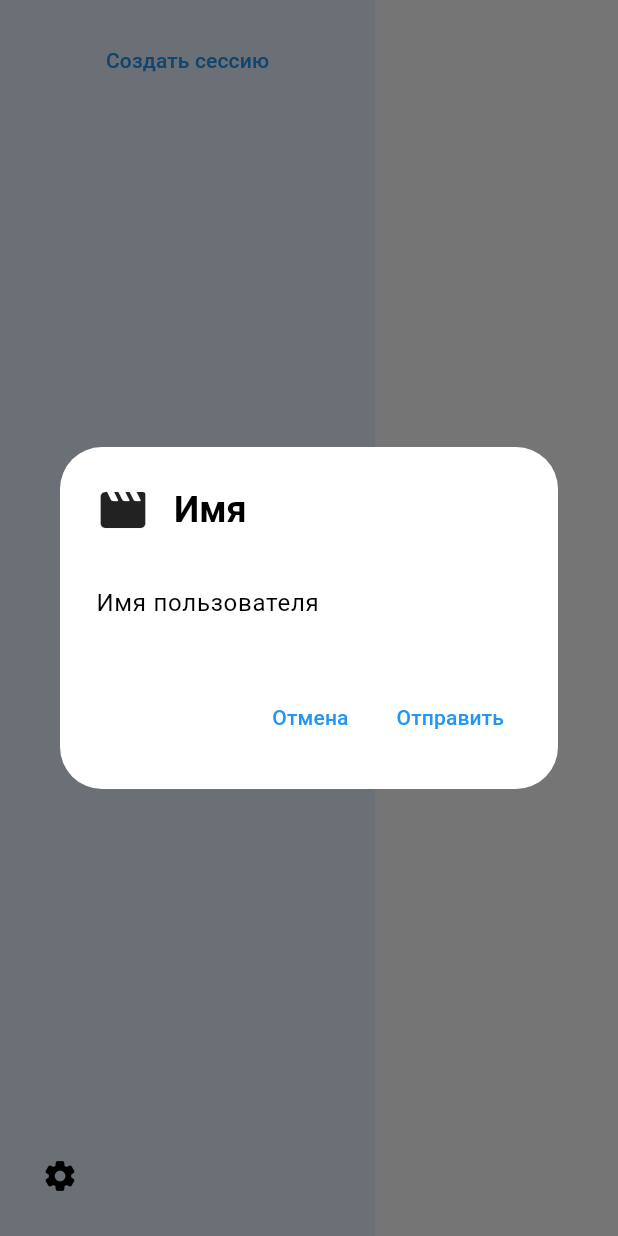
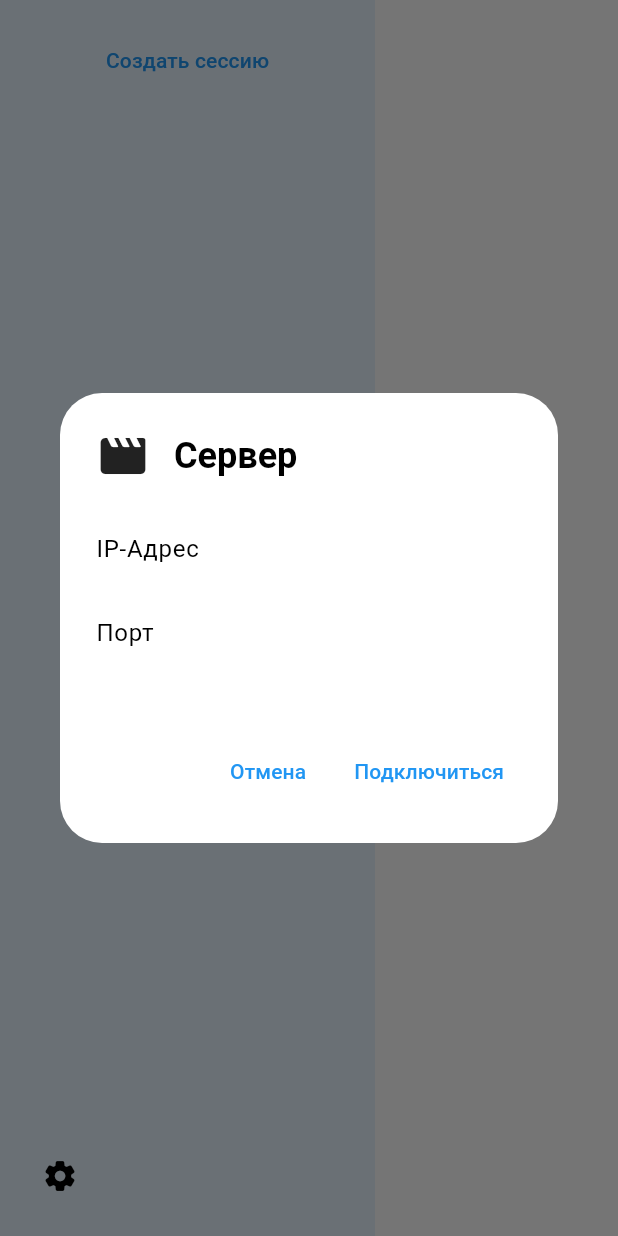
Before and after one commit to DenisBlur/movie_viewer_client, a Flutter app: the SideActionPanel widget shown alone on an empty page, opened directly with empty values, after a tap on the "settings" icon, on a phone screen of 412 x 824 dp. Run offline on Flutter 3.47's test engine with Material 2 defaults, Android fonts, the phone set to English and light mode, and no system bars; drawn by our look-alikes of dynamic_color; our stand-ins replace shared_preferences, socket_io_client, transparent_image; missing offline and left inert: dart_vlc, flutter_hls_parser, window_manager, youtube_explode_dart; accounts and stored records are empty; network calls fail.

Commit message:
Some update

```diff
--- a/lib/main.dart
+++ b/lib/main.dart
@@ -74,7 +74,7 @@ class MyApp extends StatelessWidget {
                 useMaterial3: true,
                 platform: TargetPlatform.iOS,
               ),
-              home: MainScreen(),
+              home: const MainScreen(),
             );
           },
         );
--- a/lib/model/socket/socket_provider.dart
+++ b/lib/model/socket/socket_provider.dart
@@ -56,7 +56,7 @@ class SocketProvider extends ChangeNotifier {
   }
 
   ///Сокет
-  late Socket socket;
+  Socket? socket;
 
   ///Плеер
   final player = Player(id: 13150);
@@ -154,43 +154,48 @@ class SocketProvider extends ChangeNotifier {
     notifyListeners();
   }
 
-  bool connectToServer() {
+  bool connectToServer({String? ip = "95.105.56.9", String? port = "3000"}) {
+
+    if(socket != null && socket!.connected) {
+      socket!.dispose();
+    }
+
     try {
-      socket = io("http://95.105.56.9:3000", <String, dynamic>{
+      socket = io("http://$ip:$port", <String, dynamic>{
         'transports': ['websocket'],
         'autoConnect': false,
       });
-      socket.connect();
+
+      socket!.connect();
 
       ///Пользователи
-      socket.on('user_create', userHandlers!.handleUserCreate);
-      socket.on("user_change_username", userHandlers!.handleUserChangeUsername);
-      socket.on(
+      socket!.on('user_create', userHandlers!.handleUserCreate);
+      socket!.on("user_change_username", userHandlers!.handleUserChangeUsername);
+      socket!.on(
         "user_get_movie_link",
         (data) {},
       );
 
       ///Сессия
-      socket.on("session_user_connect", sessionHandlers!.handleSessionUserConnect);
-      socket.on("session_user_disconnect", sessionHandlers!.handleSessionUserDisconnect);
-      socket.on("session_update", sessionHandlers!.handleSessionUpdate);
-      socket.on("session_set_movie", sessionHandlers!.handleSessionSetMovie);
-      socket.on("session_sync_time", sessionHandlers!.handleSessionSyncTime);
-      socket.on("session_action", sessionHandlers!.handleSessionAction);
-      socket.on("session_change_owner", sessionHandlers!.handleSessionChangeOwner);
-      socket.on("session_duration_action", sessionHandlers!.handleSessionDurationAction);
+      socket!.on("session_user_connect", sessionHandlers!.handleSessionUserConnect);
+      socket!.on("session_user_disconnect", sessionHandlers!.handleSessionUserDisconnect);
+      socket!.on("session_update", sessionHandlers!.handleSessionUpdate);
+      socket!.on("session_set_movie", sessionHandlers!.handleSessionSetMovie);
+      socket!.on("session_sync_time", sessionHandlers!.handleSessionSyncTime);
+      socket!.on("session_action", sessionHandlers!.handleSessionAction);
+      socket!.on("session_change_owner", sessionHandlers!.handleSessionChangeOwner);
+      socket!.on("session_duration_action", sessionHandlers!.handleSessionDurationAction);
 
       ///Тестовые
-      socket.on("socket_data", handleSocketData);
-      socket.on('fromServer', (_) => print(_));
+      socket!.on("socket_data", handleSocketData);
+      socket!.on('fromServer', (_) => print(_));
     } catch (e) {
       if (kDebugMode) {
         print(e.toString());
       }
     }
-
     createUser();
-    return socket.connected;
+    return socket!.connected;
   }
 
   updateView() {
@@ -212,7 +217,7 @@ class SocketProvider extends ChangeNotifier {
 
     if (currentUser != null) {
       List<dynamic> data = [currentUser, session];
-      socket.emit("session_connect", jsonEncode(data));
+      socket!.emit("session_connect", jsonEncode(data));
     }
   }
 
@@ -220,7 +225,7 @@ class SocketProvider extends ChangeNotifier {
     setFullscreen(false);
     if (currentSession != null) {
       List<dynamic> data = [currentUser, currentSession];
-      socket.emit("session_disconnect", jsonEncode(data));
+      socket!.emit("session_disconnect", jsonEncode(data));
     }
   }
 
@@ -228,7 +233,7 @@ class SocketProvider extends ChangeNotifier {
   void changeUsername(String value) {
     ///если есть сохраненное имя, то подгружаем его
     SaveData().saveUsername(value);
-    socket.emit(
+    socket!.emit(
       "user_change_username",
       value,
     );
@@ -240,7 +245,7 @@ class SocketProvider extends ChangeNotifier {
       currentSession!.streamLink = streamLink;
       currentSession!.audioLink = audioLink;
 
-      socket.emit(
+      socket!.emit(
         "session_set_movie",
         currentSession,
       );
@@ -252,7 +257,7 @@ class SocketProvider extends ChangeNotifier {
     if (currentSession != null) {
       var dataPack = {"data": ms, "sessionId": currentSession!.sessionId};
 
-      socket.emit("session_duration_action", jsonEncode(dataPack));
+      socket!.emit("session_duration_action", jsonEncode(dataPack));
     }
   }
 
@@ -260,7 +265,7 @@ class SocketProvider extends ChangeNotifier {
   sendSessionAction(String action) {
     if (currentSession != null) {
       var dataPack = {"data": action, "sessionId": currentSession!.sessionId};
-      socket.emit("session_action", jsonEncode(dataPack));
+      socket!.emit("session_action", jsonEncode(dataPack));
     }
   }
 
@@ -268,7 +273,7 @@ class SocketProvider extends ChangeNotifier {
     if (currentSession != null) {
       var dataPack = {"data": currentMSeconds, "sessionId": currentSession!.sessionId};
 
-      socket.emit("session_sync_time", jsonEncode(dataPack));
+      socket!.emit("session_sync_time", jsonEncode(dataPack));
     }
   }
 
@@ -276,7 +281,7 @@ class SocketProvider extends ChangeNotifier {
   createUser() async {
     username = await SaveData().loadUsername();
     username = username ?? "User";
-    socket.emit("user_create", username);
+    socket!.emit("user_create", username);
   }
 
   ///Создание сессии
@@ -294,7 +299,7 @@ class SocketProvider extends ChangeNotifier {
 
       List<dynamic> data = [currentUser, session.toJson()];
 
-      socket.emit("session_create", jsonEncode(data));
+      socket!.emit("session_create", jsonEncode(data));
     }
   }
 
--- a/lib/widgets/dialogs.dart
+++ b/lib/widgets/dialogs.dart
@@ -48,7 +48,10 @@ Future<void> showMyDialog(BuildContext context) async {
       });
 }
 
-Future<void> findMovie(BuildContext context) async {
+Future<void> changeServerDialog(BuildContext context) async {
+  TextEditingController ip = TextEditingController();
+  TextEditingController port = TextEditingController();
+
   return showDialog<void>(
       context: context,
       barrierDismissible: false, // user must tap button!
@@ -61,12 +64,38 @@ Future<void> findMovie(BuildContext context) async {
                 width: 16,
               ),
               Text(
-                "Имя",
+                "Сервер",
                 style: TextStyle(fontWeight: FontWeight.bold),
               ),
             ],
           ),
-          content: const BaseMovieFinder(),
+          content: SizedBox(
+            height: 128,
+            child: Column(
+              children: [
+                SizedBox(
+                  width: 450,
+                  child: TextField(
+                    controller: ip,
+                    decoration: const InputDecoration(
+                      label: Text("IP-Адрес"),
+                      hintText: "127.0.0.1",
+                    ),
+                  ),
+                ),
+                SizedBox(
+                  width: 450,
+                  child: TextField(
+                    controller: ip,
+                    decoration: const InputDecoration(
+                      label: Text("Порт"),
+                      hintText: "3000",
+                    ),
+                  ),
+                ),
+              ],
+            ),
+          ),
           actions: <Widget>[
             TextButton(
               child: const Text('Отмена'),
@@ -74,15 +103,52 @@ Future<void> findMovie(BuildContext context) async {
                 Navigator.of(context).pop();
               },
             ),
+            TextButton(
+              child: const Text('Подключиться'),
+              onPressed: () {
+                Navigator.of(context).pop();
+                context.read<SocketProvider>().connectToServer(ip: ip.text, port: port.text);
+              },
+            ),
           ],
         );
       });
 }
 
+Future<void> findMovie(BuildContext context) async {
+  return showDialog<void>(
+    context: context,
+    barrierDismissible: false, // user must tap button!
+    builder: (BuildContext context) {
+      return AlertDialog(
+        title: const Row(
+          children: [
+            Icon(Icons.movie_creation_rounded, size: 36),
+            SizedBox(
+              width: 16,
+            ),
+            Text(
+              "Имя",
+              style: TextStyle(fontWeight: FontWeight.bold),
+            ),
+          ],
+        ),
+        content: const BaseMovieFinder(),
+        actions: <Widget>[
+          TextButton(
+            child: const Text('Отмена'),
+            onPressed: () {
+              Navigator.of(context).pop();
+            },
+          ),
+        ],
+      );
+    },
+  );
+}
+
 Future<void> changeNameDialog(BuildContext context) async {
   TextEditingController controller = TextEditingController(text: "");
-
-
 
   return showDialog<void>(
       context: context,
@@ -150,14 +216,16 @@ Future<void> youtubeVideoDialog(BuildContext context) async {
               ),
             ],
           ),
-          content: YoutubeWidget(urlController: urlController,),
+          content: YoutubeWidget(
+            urlController: urlController,
+          ),
         );
       });
 }
 
 Future<void> createFilmDialog(BuildContext context) async {
   TextEditingController movieNameController = TextEditingController(text: "");
-  TextEditingController movieYearController= TextEditingController(text: "");
+  TextEditingController movieYearController = TextEditingController(text: "");
   TextEditingController movieLinkController = TextEditingController(text: "");
 
   return showDialog<void>(
@@ -222,7 +290,10 @@ Future<void> createFilmDialog(BuildContext context) async {
               child: const Text('Отправить'),
               onPressed: () {
                 Navigator.of(context).pop();
-                context.read<SocketProvider>().setSessionFilm(Movie(pageUrl: null, coverUrl: null, kp: null, imdb: null, title: movieNameController.text, year: movieYearController.text), movieLinkController.text, null);
+                context.read<SocketProvider>().setSessionFilm(
+                    Movie(pageUrl: null, coverUrl: null, kp: null, imdb: null, title: movieNameController.text, year: movieYearController.text),
+                    movieLinkController.text,
+                    null);
               },
             ),
           ],
--- a/lib/widgets/side_action_panel.dart
+++ b/lib/widgets/side_action_panel.dart
@@ -62,7 +62,7 @@ class SideActionPanel extends StatelessWidget {
                   children: [
                     IconButton(
                         onPressed: () {
-                          changeNameDialog(context);
+                          changeServerDialog(context);
                         },
                         icon: const Icon(Icons.settings_rounded)),
                     const SizedBox(
```
Also changed, not shown: lib/model/sites/movie_provider.dart (+4 -4 lines), lib/widgets/tabs/tab_main.dart (+42 -6 lines).
